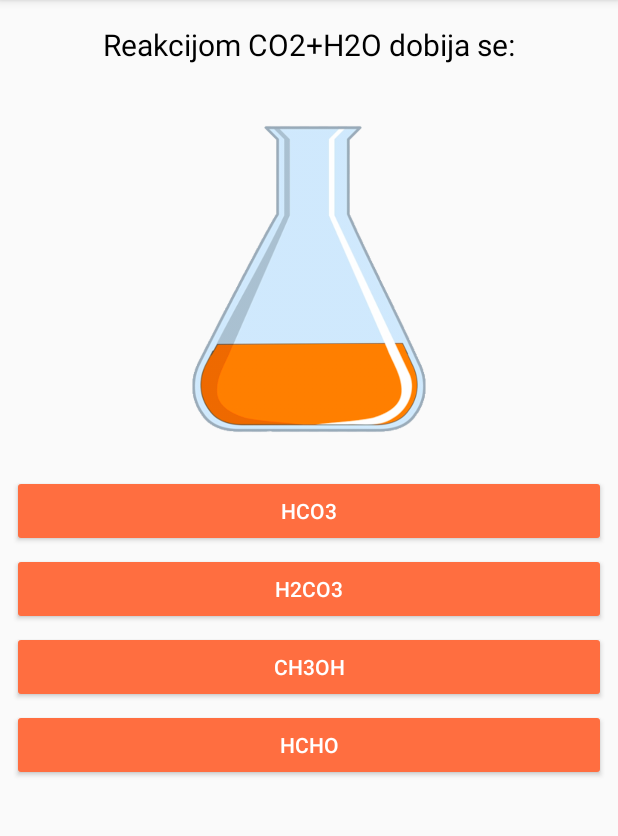
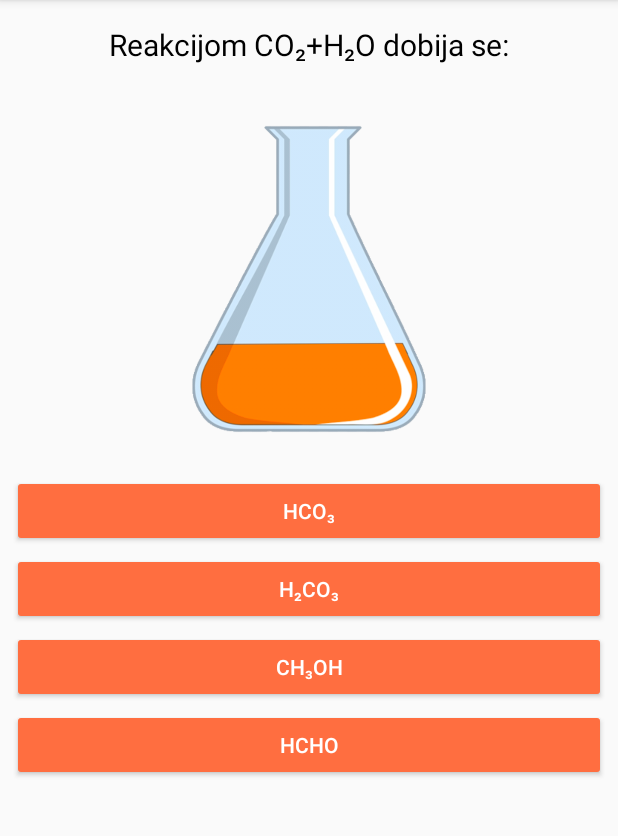
Before and after one commit to utrijezadiminje/dannnmola, an Android app: the game screen opened directly, with no data from a screen before it, on a phone screen of 412 x 824 dp, the part 84-920 px from its top. Run offline under Robolectric (Android 15) with nearby library versions, the phone set to English and light mode, and no system bars.

```diff
--- a/app/src/main/java/com/prvaci/danmola/game.java
+++ b/app/src/main/java/com/prvaci/danmola/game.java
@@ -21,19 +21,19 @@ public class game extends AppCompatActivity {
     String corAns;
     int[] pitId = new int[10];
     String[][] pitanja = {{"Koji od navedenih iskaza je tacan? Vodonik:","","gradi jednoatomske molekule","je teži od vazduha","je gas","je bele boje","3"},
-            {"Formula molekula vodonika je:","","H","H2","O2","2H","2"},
-            {"Formula ozona je:","","O2","3O","F3","O3","4"},
+            {"Formula molekula vodonika je:","","H","H₂","O₂","2H","2"},
+            {"Formula ozona je:","","O₂","3O","F₃","O₃","4"},
             {"Binarna jedinjenja kiseonika nazivaju se:","","hidridi","oksidi","sulfidi","halogeni","2"},
             {"Neophodan reaktant svake reakcije sagorevanja je:","","kiseonik","ugljenik","sumpor","vodonik","1"},
-            {"Sumpor gradi sledeći oksid:","","SO4","S2O5","SO2","S2O3","3"},
-            {"Formula sumporne kiseline je:","","H2SO3","H3SO4","HSO3","H2SO4","4"},
+            {"Sumpor gradi sledeći oksid:","","SO₄","S₂O₅","SO₂","S₂O₃","3"},
+            {"Formula sumporne kiseline je:","","H₂SO₃","H₃SO₄","HSO₃","H₂SO₄","4"},
             {"Koji od navedenih procesa ima veze sa primenom sumpora:","","centriranje trapa automobila","lakiranje","vulkanizacija gume","zavarivanje auspuha","3"},
             {"Koji se od sledecih nemetala nalazi u istoj grupi Periodnog sistemaelemenata sa sumporom:","","azot","kiseonik","hlor","ugljenik","2"},
-            {"Odredi koja je od ponudjenih formula, formula nitritne kiseline:","","NH3","HNO2","HNO3","NO2","2"},
-            {"Valenca azota u oksidu N2O2 je:","","II","IV","V","III","4"},
+            {"Odredi koja je od ponudjenih formula, formula nitritne kiseline:","","NH₃","HNO₂","HNO₃","NO₂","2"},
+            {"Valenca azota u oksidu N₂O₂ je:","","II","IV","V","III","4"},
             {"Azot se koristi:","","za konzerviranje hrane","kao sredstvo za čišćenje","prečišćavanje metala","za izradu šibica","1"},
             {"Izdvoj tačno tvrđenje:","","grafit i dijamant su jedinjenja ugljenika","Ugljenik(IV)-oksid je lakši od vazduha","Kristalna rešetka dijamanta sačinjena je od molekula ","Potpunim sagorevanjem ugljenika nastaje ukljen(II)-oksid","2"},
-            {"Reakcijom CO2+H2O dobija se:","","HCO3","H2CO3","CH3OH","HCHO","3"},
+            {"Reakcijom CO₂+H₂O dobija se:","","HCO₃","H₂CO₃","CH₃OH","HCHO","3"},
             {"Koje od navedenih svojstava odgovara ugljeniku(II)-oksidu:","","Koriste ga biljke u procesu fotosinteze","Nastaje potpunim sagorevanjem ugljenika","Sa vodom reaguje gradeći kiselinu","Nalazi se u duvanskom dimu","4"},
             {"Koji od navedenih elemenata provodi elektricitet:","","kalijum","hlor","sumpor","fosfor","1"},
             {"Koji iskaz je tacan? Srebro je:","","dobar provodnik","crvene boje","mekano i može se seći nožem","tečnog agregatnog stanja pri normalnim uslovima","1"},
@@ -41,7 +41,7 @@ public class game extends AppCompatActivity {
             {"Koju vrstu čestica grade atomi metala pri povezivanju sa atomima nemetala:","","molekule","katjone","elektrone","anjone","2"},
             {"Koji element ne pripada alkalnim metalima:","","natrijum","litijum","aluminijum","kalijum","3"},
             {"Koja od supstanci ne sadrži kalcijum:","","kamena so","gašeni kreč","krečnjak","krečno mleko","1"},
-            {"Koja od ponudjenih supstanci ne reaguje sa vodom:","","litijum","kalcijum-oksid","kalcijum",",agnezijum-hidroksid","4"},
+            {"Koja od ponudjenih supstanci ne reaguje sa vodom:","","litijum","kalcijum-oksid","kalcijum","magnezijum-hidroksid","4"},
             {"Koji iskaz nije tačan:","","bakar je metal crvene boje","čelik sadrži gvoždje i bakar","aluminijum je stabilan na vazduhu","plavi kamen je jedinjenje bakra","2"},
             {"Metal koji ima magnetna svojstva je:","","bakar","srebro","gvoždje","aluminijum","4"},
             {"Koji metal ima stalnu valencu:","","bakar","gvoždje","živa","natrijum","4"},
@@ -49,7 +49,7 @@ public class game extends AppCompatActivity {
             {"Legura aluminijuma je:","","silijum","bronza","kalaj","čelik","1"},
             {"Koja od legura u svom osnovnom sadržaju sadrži nemetal:","","mesing","bronza","duraluminijum","čelik","4"},
             {"Mesing je legura:","","bakra i cinka","bakra i kalaja","gvoždja i cinka","gvoždja i kalaja","1"},
-            {"Koji oksid gvoždja nastaje dužim stajanjem na vazduhu u vlažnim uslovima:","","Fe2","FeO","Fe(OH)2","Fe2O3","4"},
+            {"Koji oksid gvoždja nastaje dužim stajanjem na vazduhu u vlažnim uslovima:","","Fe₂","FeO","Fe(OH)₂","Fe₂O₃","4"},
             };
 
     @Override
--- a/app/src/main/java/com/prvaci/danmola/gameend.java
+++ b/app/src/main/java/com/prvaci/danmola/gameend.java
@@ -16,6 +16,7 @@ public class gameend extends AppCompatActivity {
         int tacni = intent.getIntExtra("tacni",0);
         String tacnistr = tacni + "/10";
         TextView txtTacni = findViewById(R.id.txtTacni);
+        TextView osvojeni=findViewById(R.id.osvojeni);
         txtTacni.setText(tacnistr);
     }
 
--- a/app/src/main/res/layout/activity_game.xml
+++ b/app/src/main/res/layout/activity_game.xml
@@ -44,6 +44,7 @@
         android:layout_marginRight="8dp"
         android:layout_marginStart="8dp"
         android:layout_marginTop="4dp"
+        android:textAllCaps="false"
         android:onClick="answer1Click"
         android:text="Button"
         app:layout_constraintEnd_toEndOf="parent"
@@ -60,6 +61,7 @@
         android:layout_marginRight="8dp"
         android:layout_marginStart="8dp"
         android:layout_marginTop="4dp"
+        android:textAllCaps="false"
         android:onClick="answer2Click"
         android:text="Button"
         app:layout_constraintEnd_toEndOf="parent"
@@ -76,6 +78,7 @@
         android:layout_marginRight="8dp"
         android:layout_marginStart="8dp"
         android:layout_marginTop="4dp"
+        android:textAllCaps="false"
         android:onClick="answer3Click"
         android:text="Button"
         app:layout_constraintEnd_toEndOf="parent"
@@ -92,6 +95,7 @@
         android:layout_marginRight="8dp"
         android:layout_marginStart="8dp"
         android:layout_marginTop="4dp"
+        android:textAllCaps="false"
         android:onClick="answer4Click"
         android:text="Button"
         app:layout_constraintEnd_toEndOf="parent"
```
Also changed, not shown: app/src/main/res/layout/activity_gameend.xml (+17 -0 lines).
